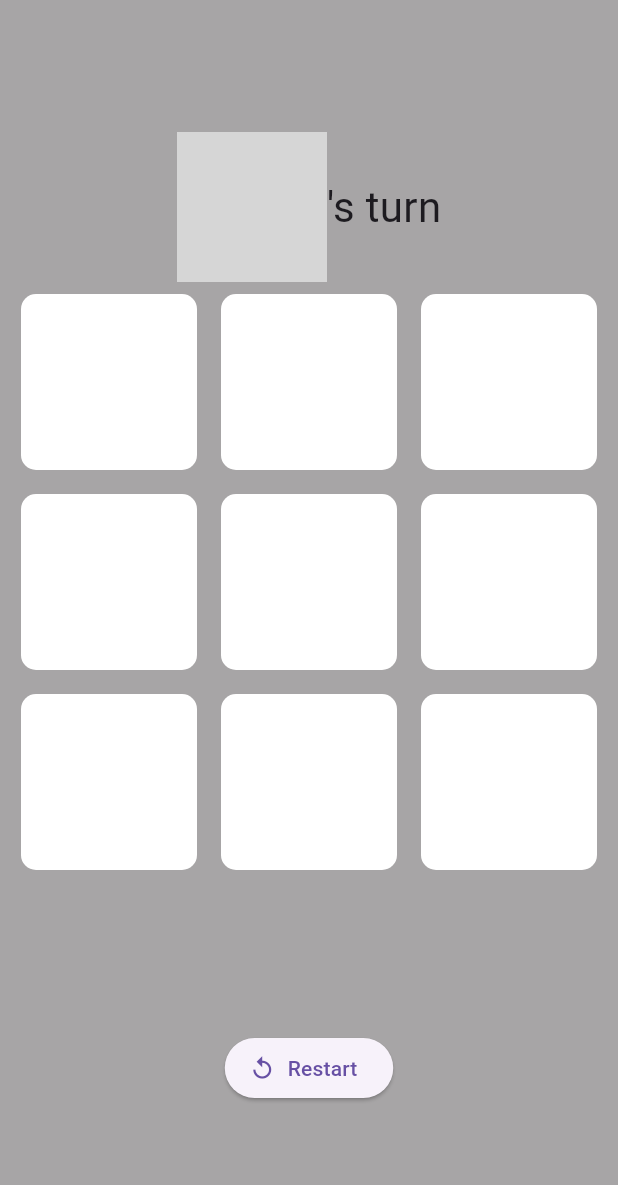
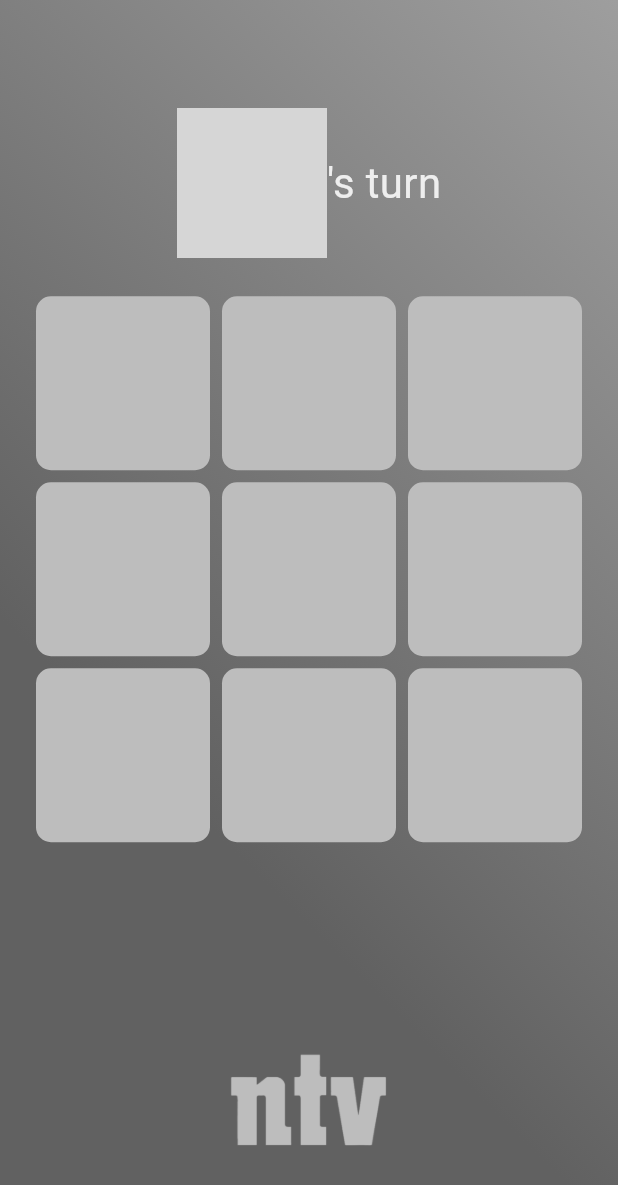
Before and after one commit to Joningvars/tic_tac, a Flutter app: the screen it shows after launch, on a phone screen of 412 x 824 dp. Shown: the top 1185 px of the screen. Run offline on Flutter 3.47's test engine with Material 3 defaults, Android fonts, the phone set to English and light mode, and no system bars; grey boxes are pictures that could not be loaded.

Commit message:
visual overhaul

```diff
--- /dev/null
+++ b/lib/chat_bubble.dart
@@ -0,0 +1,44 @@
+import 'package:flutter/material.dart';
+
+class ChatBubble extends StatelessWidget {
+  final String message;
+  final bool isSentByMe;
+
+  const ChatBubble({
+    required this.message,
+    required this.isSentByMe,
+    Key? key,
+  }) : super(key: key);
+
+  @override
+  Widget build(BuildContext context) {
+    return Container(
+      margin: EdgeInsets.symmetric(vertical: 10),
+      child: Row(
+        mainAxisAlignment:
+            isSentByMe ? MainAxisAlignment.end : MainAxisAlignment.start,
+        children: [
+          Container(
+            constraints: BoxConstraints(maxWidth: 200),
+            padding: EdgeInsets.all(15),
+            decoration: BoxDecoration(
+              color: isSentByMe ? Colors.blue : Colors.grey[300],
+              borderRadius: BorderRadius.only(
+                topLeft: Radius.circular(20),
+                topRight: Radius.circular(20),
+                bottomLeft:
+                    isSentByMe ? Radius.circular(20) : Radius.circular(0),
+                bottomRight:
+                    isSentByMe ? Radius.circular(0) : Radius.circular(20),
+              ),
+            ),
+            child: Text(
+              message,
+              style: TextStyle(color: isSentByMe ? Colors.white : Colors.black),
+            ),
+          ),
+        ],
+      ),
+    );
+  }
+}
--- a/lib/logic/game.dart
+++ b/lib/logic/game.dart
@@ -1,7 +1,7 @@
 class Game {
   static final boardLength = 9;
   static const String path = './assets/';
-  static const String playerO = path +'gunni.png';
+  static const String playerO = path + 'gunni.png';
   static const String playerX = path + 'hjalti.png';
   static const String tieIcon = path + 'skuli.png';
   String currentPlayerIcon = playerO;
@@ -14,26 +14,38 @@ class Game {
   game(index) {
     if (!gameOver && this.board[index].isEmpty) {
       turnCounter++;
-        this.board[index] = currentPlayerIcon;
+      this.board[index] = currentPlayerIcon;
       if (isWinner() != false) {
         this.turn();
       }
-        if (turnCounter == 9 && winner == '') {
-          isTie = true;
+      if (turnCounter == 9 && winner == '') {
+        isTie = true;
       }
+      currentPlayer = !currentPlayer;
     }
   }
+
   turn() {
-    currentPlayerIcon = currentPlayerIcon == playerO ? playerX : playerO ;
+    currentPlayerIcon = currentPlayerIcon == playerO ? playerX : playerO;
   }
+
   List<String> board = ['', '', '', '', '', '', '', '', ''];
   isWinner() {
-    List<List<int>> winningpos = [[0,1,2],[3,4,5]];
+    List<List<int>> winningpos = [
+      [0, 1, 2],
+      [3, 4, 5],
+      [6, 7, 8],
+      [0, 3, 6],
+      [1, 4, 7],
+      [2, 5, 8],
+      [0, 4, 8],
+      [2, 4, 6],
+    ];
+
     for (var pos in winningpos) {
       if (board[pos[0]].isNotEmpty &&
-      board[pos[0]] == board[pos[1]] &&
-          board[pos[1]] == board[pos[2]]
-      ) {
+          board[pos[0]] == board[pos[1]] &&
+          board[pos[1]] == board[pos[2]]) {
         winner = currentPlayerIcon;
         gameOver = true;
       }
--- a/lib/main.dart
+++ b/lib/main.dart
@@ -1,7 +1,9 @@
 import 'package:flutter/material.dart';
 import 'package:flutter/widgets.dart';
+import 'package:tic_tac_toe/chat_bubble.dart';
 import 'ui/colors.dart';
 import 'logic/game.dart';
+import 'package:flutter/services.dart';
 
 void main() {
   runApp(const MyApp());
@@ -37,17 +39,23 @@ class _GameScreen extends State<MyHomePage> {
 
   void initState() {
     super.initState();
-    //TODO - inititalize game board
+    //TODO - initialize game board
     print('game');
   }
 
   @override
   Widget build(BuildContext context) {
     return Scaffold(
-      backgroundColor: MainColor.background,
-      body: Center(
-        child: Column(mainAxisAlignment: MainAxisAlignment.center, children: [
-          game.isWinner()
+      body: Container(
+        decoration: BoxDecoration(gradient: MainColor.backgroundGradient),
+        padding: const EdgeInsets.symmetric(horizontal: 20), // Adjust padding
+        child: Center(
+          child: Column(
+            mainAxisAlignment: MainAxisAlignment.center,
+            children: [
+              SizedBox(
+                height: 143,
+                child: game.isWinner()
                     ? Row(
                         mainAxisAlignment: MainAxisAlignment.center,
                         children: [
@@ -56,50 +64,50 @@ class _GameScreen extends State<MyHomePage> {
                                   children: [
                                     SizedBox(
                                       width: 100,
-                                child: Image.asset(game.currentPlayerIcon),
+                                      child:
+                                          Image.asset(game.currentPlayerIcon),
                                     ),
                                     Text(
-                                game.currentPlayer ? "'s turn" : "'s turn",
-                                style: const TextStyle(
+                                      "'s turn",
+                                      style: TextStyle(
                                           fontSize: 28,
-                                ),
+                                          color: Colors.grey[200]),
                                     ),
                                   ],
                                 )
-                        : Column(
+                              : Row(
                                   children: [
                                     SizedBox(
-                                width: 140,
+                                      width: 100,
                                       child: Image.asset('./assets/skuli.png'),
                                     ),
-                              Text(
+                                    const SizedBox(height: 10),
+                                    const Padding(
+                                      padding: EdgeInsets.only(bottom: 50.0),
+                                      child: ChatBubble(
+                                          message:
                                               'Common strákar, smá standard!🤡',
-                                style: const TextStyle(
-                                  fontSize: 23,
-                                ),
-                              ),
+                                          isSentByMe: false),
+                                    )
                                   ],
                                 )
                         ],
                       )
-              : Padding(
-                  padding: const EdgeInsets.only(top: 70.0),
-                  child: SizedBox(
-                    child: Column(
+                    : Expanded(
+                        child: Row(
+                          mainAxisAlignment: MainAxisAlignment.center,
                           children: [
                             SizedBox(
-                          width: 150,
+                              width: 100,
                               child: Image.asset('${game.currentPlayerIcon}'),
-                        ),
-                        Center(
-                          child: Text(
-                            game.currentPlayer
+                            ), // Adjust spacing
+                            Padding(
+                              padding: const EdgeInsets.only(bottom: 50.0),
+                              child: ChatBubble(
+                                  message: game.currentPlayer
                                       ? 'Take that Gunnar you son of a bitch!'
-                                : ' Take that Hjalti you son of a bitch!',
-                            style: const TextStyle(
-                              fontSize: 20,
-                            ),
-                          ),
+                                      : 'Take that Hjalti you son of a bitch!',
+                                  isSentByMe: false),
                             ),
                           ],
                         ),
@@ -109,20 +117,21 @@ class _GameScreen extends State<MyHomePage> {
                 width: 400, //TODO - setja í breytu
                 height: 500, //TODO - setja í breytu
                 child: GridView.builder(
+                  physics: const NeverScrollableScrollPhysics(),
                   gridDelegate: const SliverGridDelegateWithFixedCrossAxisCount(
                       crossAxisCount: 3),
                   itemCount: 9,
                   itemBuilder: (context, index) {
                     return Padding(
-                  padding: const EdgeInsets.all(8.0),
+                      padding: const EdgeInsets.all(4.0), // Adjust padding
                       child: GestureDetector(
                         child: Container(
                           decoration: BoxDecoration(
                             borderRadius: BorderRadius.circular(10),
-                        color: MainColor.white,
+                            color: Colors.grey.shade400,
                           ),
-                      width: 200,
-                      height: 200,
+                          width: 100,
+                          height: 100,
                           child: Center(
                             child: game.board[index].isEmpty
                                 ? const Text('')
@@ -134,6 +143,9 @@ class _GameScreen extends State<MyHomePage> {
                         onTap: () {
                           setState(() {
                             game.game(index);
+                            if (!game.gameOver) {
+                              SystemSound.play(SystemSoundType.click);
+                            }
                           });
                         },
                       ),
@@ -141,7 +153,25 @@ class _GameScreen extends State<MyHomePage> {
                   },
                 ),
               ),
-          ElevatedButton.icon(
+              Row(
+                mainAxisAlignment: MainAxisAlignment.center,
+                crossAxisAlignment: CrossAxisAlignment.center,
+                children: [
+                  SizedBox(
+                    height: 80,
+                    child: Image.asset(
+                      'assets/ntv.png',
+                      color: Colors.grey.shade400,
+                    ),
+                  ),
+                  Visibility(
+                    visible: game.gameOver,
+                    child: ElevatedButton.icon(
+                      style: ElevatedButton.styleFrom(
+                          backgroundColor: Colors.transparent,
+                          elevation: 0,
+                          foregroundColor: Colors.grey.shade200,
+                          textStyle: const TextStyle(fontSize: 20)),
                       onPressed: () {
                         setState(() {
                           game.board = ['', '', '', '', '', '', '', '', ''];
@@ -154,10 +184,21 @@ class _GameScreen extends State<MyHomePage> {
                           game.currentPlayerIcon = Game.playerO;
                         });
                       },
-            icon: const Icon(Icons.replay),
-            label: const Text('Restart'),
-          )
-        ]),
+                      icon: const Padding(
+                        padding: EdgeInsets.only(top: 20.0),
+                        child: Icon(
+                          Icons.replay,
+                          size: 50,
+                        ),
+                      ),
+                      label: const Text(''),
+                    ),
+                  ),
+                ],
+              ),
+            ],
+          ),
+        ),
       ),
     );
   }
--- a/lib/ui/colors.dart
+++ b/lib/ui/colors.dart
@@ -1,9 +1,19 @@
+import 'dart:ui';
+
 import 'package:flutter/material.dart';
 
 class MainColor {
   static Color x = Color(0xFFe32636);
   static Color o = Color(0xFF0000bb);
   static Color background = Color(0xFFa7a5a6);
+  static Gradient backgroundGradient = LinearGradient(
+    begin: Alignment.topRight,
+    end: Alignment.centerLeft,
+    colors: [
+      Colors.grey,
+      Colors.grey.shade700,
+    ],
+  );
   static Color primaryButton = Color(0xFFf25601);
   static Color white = Color(0xFFFFFFFF);
 }// TODO Implement this library.
--- a/pubspec.yaml
+++ b/pubspec.yaml
@@ -63,6 +63,8 @@ flutter:
     - assets/gunni.png
     - assets/hjalti.png
     - assets/skuli.png
+    - assets/ntv.png
+
   #   - images/a_dot_ham.jpeg
 
   # An image asset can refer to one or more resolution-specific "variants", see
```
Also changed, not shown: assets/ntv.png (added), 1 other file. Lines whose indentation alone changed are shown as unchanged.
